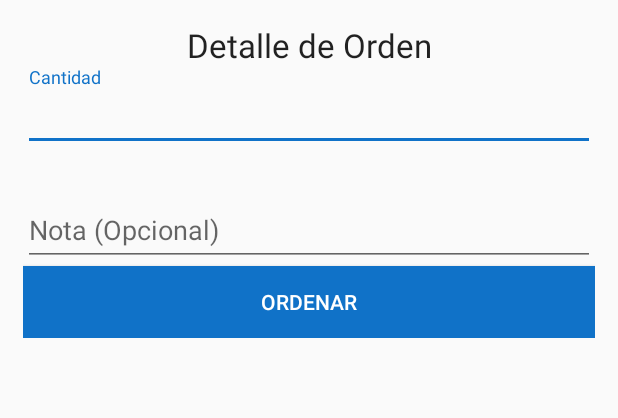
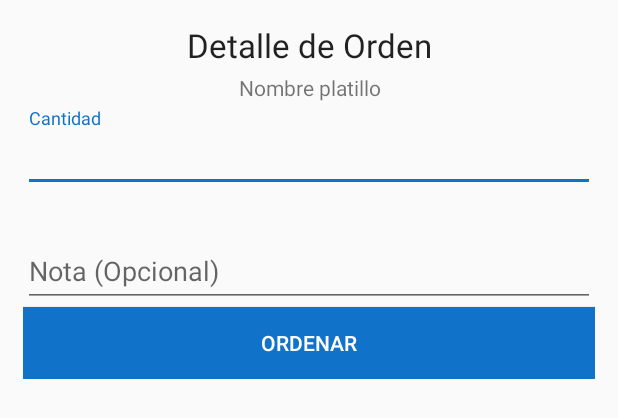
Before and after one commit to JAntonioCV/XallyApp, an Android app: the layout detalle_orden.xml on its own in the app's theme, with its tools: preview values and no code run, on a phone screen of 412 x 824 dp. Shown: the top 418 px of the screen. Run offline under Robolectric (Android 15) with nearby library versions, the phone set to English and light mode, and no system bars; network calls fail.

Commit message:
Mejorando la interfaz de Menu, Detalle oirden, detalle menu

```diff
--- a/app/src/main/java/com/jantonioc/xallyapp/Adaptadores/MenuAdapter.java
+++ b/app/src/main/java/com/jantonioc/xallyapp/Adaptadores/MenuAdapter.java
@@ -143,15 +143,11 @@ public class MenuAdapter extends RecyclerView.Adapter<MenuAdapter.holder> implem
 
         private void setMenu(final Menu obj)
         {
-            String descripcio="Antes que puedas encontrar las palabras adecuadas, es importante examinar las diferentes sensaciones relacionadas con la comida específicamente con la apariencia, la textura y el sabor";
+
             TextView nombre =itemView.findViewById(R.id.itemnombre);
             TextView precio =itemView.findViewById(R.id.itemprecio);
-            TextView descripcion = itemView.findViewById(R.id.itemdescripcion);
-
             nombre.setText(obj.getDescripcion());
             precio.setText("Precio: $"+String.valueOf(obj.getPrecio()));
-            descripcion.setText(descripcio);
-
         }
 
     }
--- a/app/src/main/java/com/jantonioc/xallyapp/Fragments/DetalleOrden.java
+++ b/app/src/main/java/com/jantonioc/xallyapp/Fragments/DetalleOrden.java
@@ -40,6 +40,7 @@ public class DetalleOrden extends Fragment {
 
     TextInputLayout txtcantidad;
     TextInputLayout txtnota;
+    TextView txtplatillo;
 
     //FloatingActionButton fabenviar;
     Button btnenviar;
@@ -131,6 +132,8 @@ public class DetalleOrden extends Fragment {
                 final AlertDialog builder = new AlertDialog.Builder(rootView.getContext()).create();
 
                 View view = getLayoutInflater().inflate(R.layout.detalle_orden,null);
+                txtplatillo = view.findViewById(R.id.nombreplatillo);
+                txtplatillo.setText(detalleActual.getNombreplatillo());
                 txtcantidad = view.findViewById(R.id.cantidad);
                 txtnota = view.findViewById(R.id.notaopcional);
 
--- a/app/src/main/res/layout/detalle_orden.xml
+++ b/app/src/main/res/layout/detalle_orden.xml
@@ -13,7 +13,17 @@
         android:layout_height="wrap_content"
         android:gravity="center"
         android:text="Detalle de Orden"
+        android:layout_marginBottom="4dp"
         android:textAppearance="@style/TextAppearance.AppCompat.Large" />
+
+    <TextView
+        android:id="@+id/nombreplatillo"
+        android:layout_width="match_parent"
+        android:layout_height="wrap_content"
+        android:gravity="center"
+        android:text="Nombre platillo"
+        android:layout_marginBottom="4dp"
+        android:textAppearance="@style/TextAppearance.AppCompat.Small" />
 
     <com.google.android.material.textfield.TextInputLayout
         android:id="@+id/cantidad"
```
Also changed, not shown: app/src/main/java/com/jantonioc/xallyapp/Fragments/Menus.java (+6 -1 lines), app/src/main/res/layout/menu_item.xml (+0 -9 lines).
